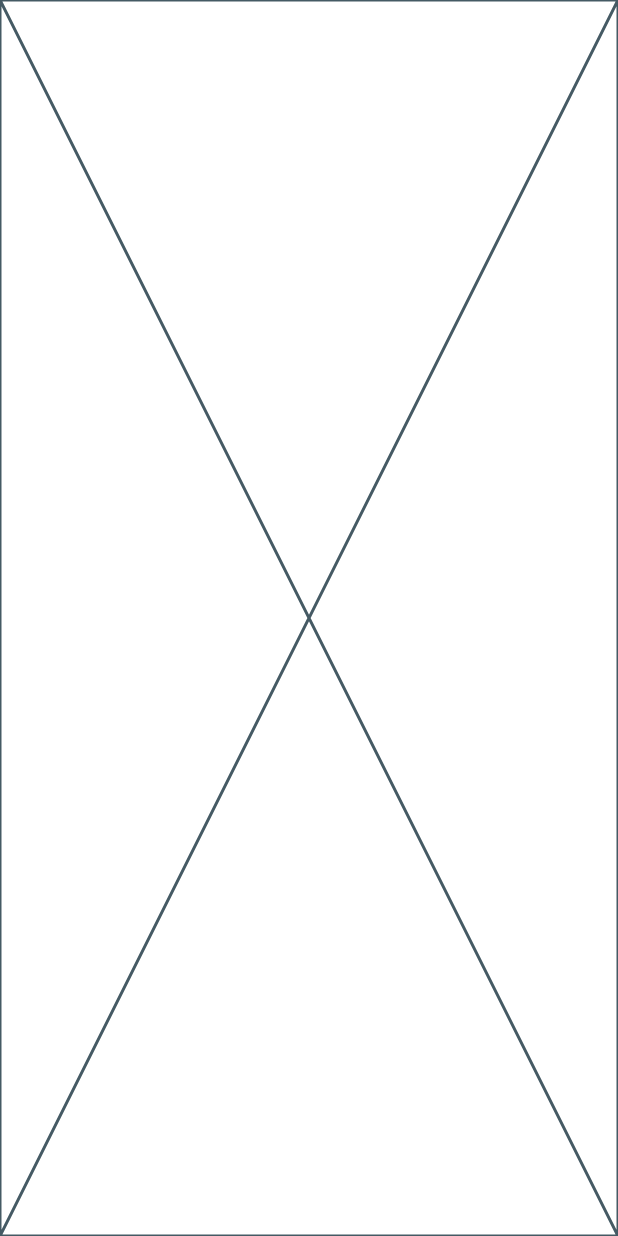
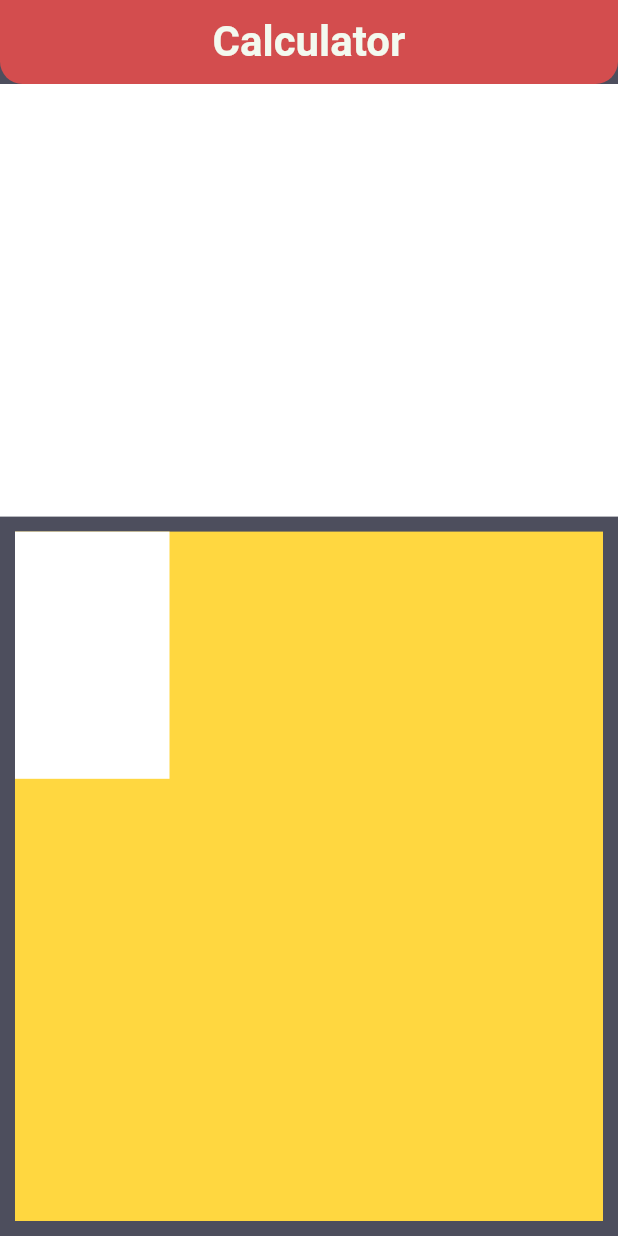
Before and after one commit to Prashun133/DigitalBhem, a Flutter app: the screen it shows after launch, on a phone screen of 412 x 824 dp. Run offline on Flutter 3.47's test engine with Material 3 defaults, Android fonts, the phone set to English and light mode, and no system bars.

Commit message:
second commit

```diff
--- a/lib/app.dart
+++ b/lib/app.dart
@@ -1,3 +1,5 @@
+// ignore_for_file: prefer_const_constructors
+
 import 'package:digitalbhem/calculator/mainScreen.dart';
 import 'package:flutter/material.dart';
 
@@ -9,12 +11,27 @@ class MyApp extends StatelessWidget {
   Widget build(BuildContext context) {
     return MaterialApp(
       title: 'Flutter Demo',
+      debugShowCheckedModeBanner: false,
       theme: ThemeData(
-
-        colorScheme: ColorScheme.fromSeed(seedColor: Colors.deepPurple),
+        colorScheme: ColorScheme.fromSeed(seedColor: Color(0xffd34d4e)),
+        primarySwatch: Colors.pink,
+        scaffoldBackgroundColor: Color(0xff2434454),
+        appBarTheme: AppBarTheme(
+            centerTitle: true,
+            color: Color(0xffd34d4e),
+            scrolledUnderElevation: 10.0,
+            elevation: 0.0,
+            titleTextStyle: TextStyle(
+                color: Color(0xfff3f9ef),
+                fontSize: 28,
+                fontWeight: FontWeight.bold),
+            shape: RoundedRectangleBorder(
+                borderRadius: BorderRadius.only(
+                    bottomLeft: Radius.circular(15),
+                    bottomRight: Radius.circular(15)))),
         useMaterial3: true,
       ),
-      home:MainScreen(),
+      home: MainScreen(),
     );
   }
 }
--- a/lib/calculator/mainScreen.dart
+++ b/lib/calculator/mainScreen.dart
@@ -1,3 +1,5 @@
+// ignore_for_file: prefer_const_constructors, prefer_const_literals_to_create_immutables
+
 import 'package:flutter/material.dart';
 
 class MainScreen extends StatefulWidget {
@@ -10,6 +12,37 @@ class MainScreen extends StatefulWidget {
 class _MainScreenState extends State<MainScreen> {
   @override
   Widget build(BuildContext context) {
-    return const Placeholder();
+    return Scaffold(
+      appBar: AppBar(
+        title: Text("Calculator"),
+      ),
+      body: Column(
+        children: [
+          Container(
+            width: MediaQuery.of(context).size.width,
+            height: MediaQuery.of(context).size.height * 0.35,
+            color: Colors.white,
+          ),
+          Expanded(
+              child: Container(
+            margin: EdgeInsets.all(10),
+            color: Colors.amberAccent,
+            child: Column(
+              children: [
+                Row(
+                  children: [
+                    Container(
+                      width: MediaQuery.of(context).size.width * 0.25,
+                      height: MediaQuery.of(context).size.height * 0.20,
+                      color: Colors.white,
+                    )
+                  ],
+                )
+              ],
+            ),
+          ))
+        ],
+      ),
+    );
   }
 }
```
